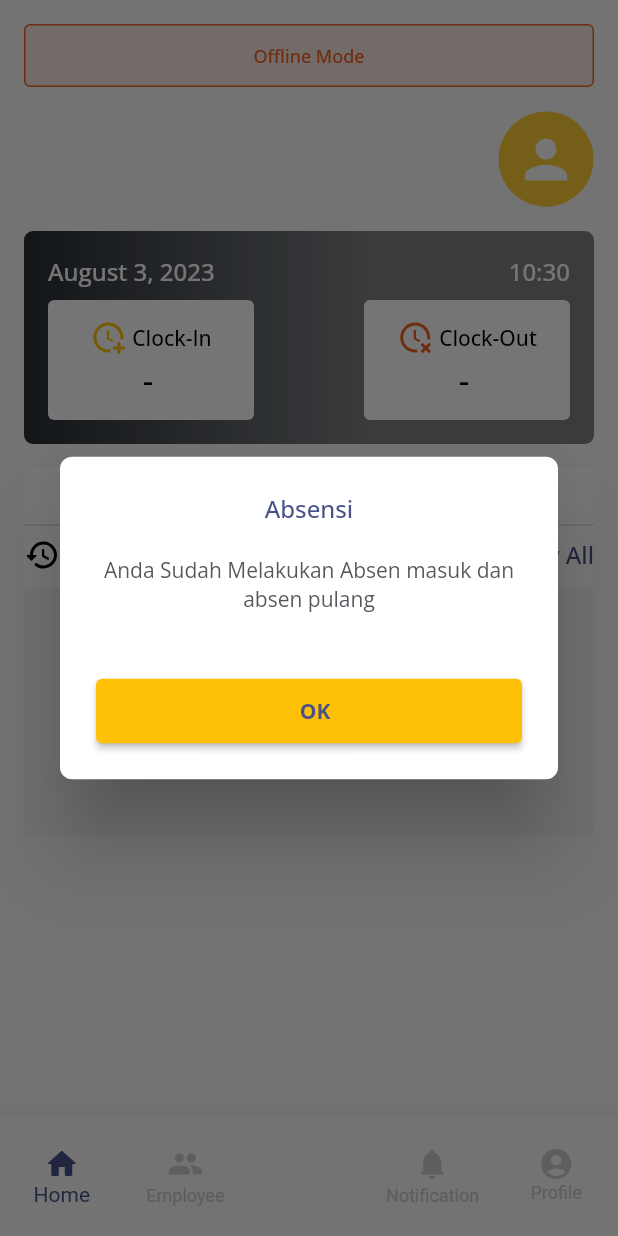
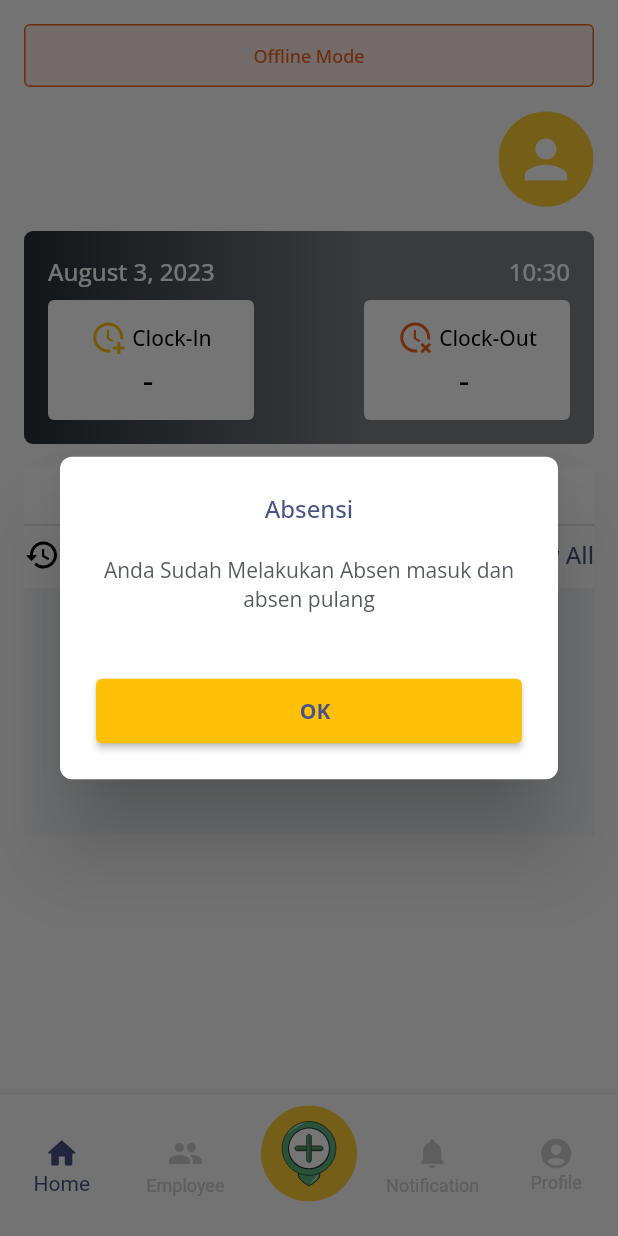
Before and after one commit to fikrighifari/sangati-hris, a Flutter app: the screen it shows after launch, item 3 of the bottom bar chosen, on a phone screen of 412 x 824 dp. Run offline on Flutter 3.47's test engine with Material 2 defaults, Android fonts, the phone set to English and light mode, and no system bars; our stand-ins replace camera, connectivity_plus, device_info_plus, dio, flutter_modular, flutter_svg and 10 more; missing offline and left inert: android_id, datetime_setting, glutton, google_mlkit_commons, google_mlkit_face_detection, new_version_plus and 1 more; accounts and stored records are empty; project files that could hold a hidden picture were left out.

Commit message:
add icon absence

```diff
--- a/lib/app/ui/dashboard/dashboard_screen.dart
+++ b/lib/app/ui/dashboard/dashboard_screen.dart
@@ -267,9 +267,8 @@ class _DashboardScreenState extends State<DashboardScreen> {
               label: 'Employee',
             ),
             BottomNavigationBarItem(
-              icon: Image.asset(
-                'assets/images/attendance_button.png',
-                width: 50,
+              icon: SvgPicture.asset(
+                'assets/icons/ic_attendance_button.svg',
               ),
               label: '',
             ),
```
Also changed, not shown: assets/icons/ic_attendance_button.svg (added).
